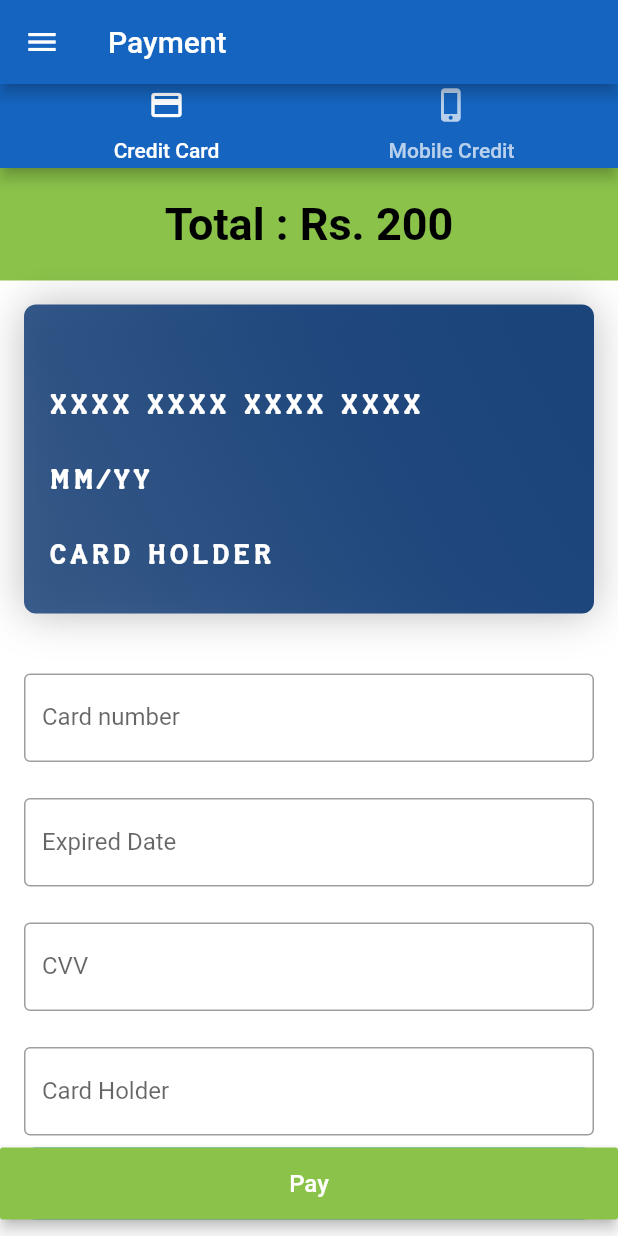
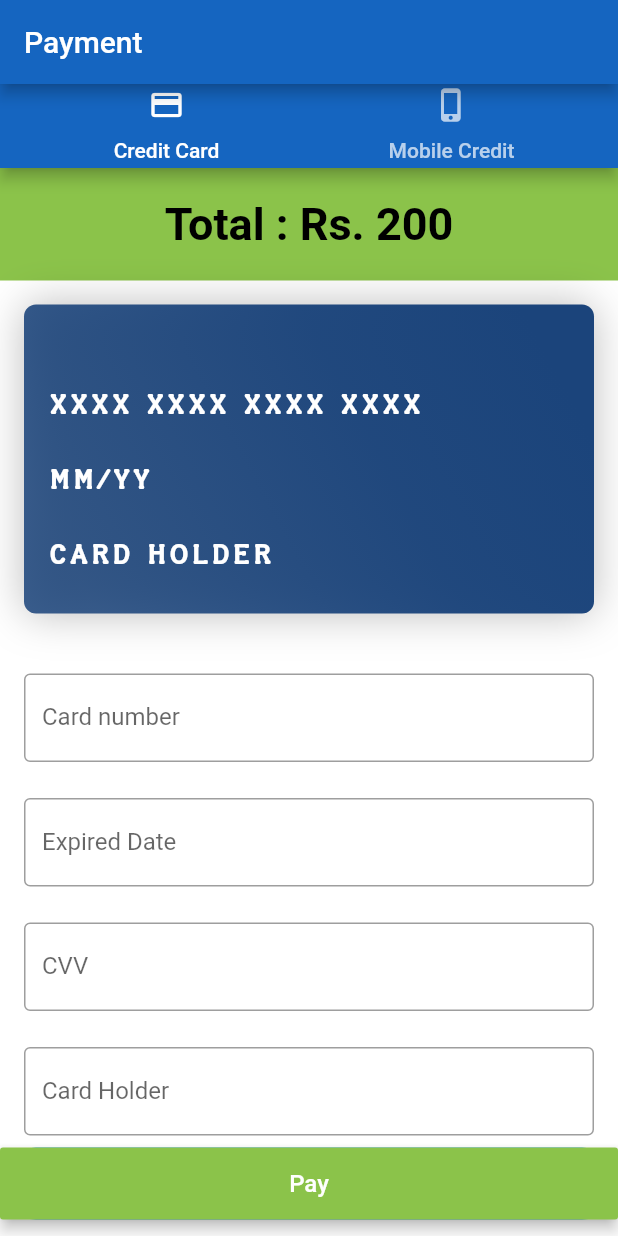
Before and after one commit to nujitha99/flutter_project, a Flutter app: the screen it shows after launch, on a phone screen of 412 x 824 dp. Run offline on Flutter 3.47's test engine with Material 2 defaults, Android fonts, the phone set to English and light mode, and no system bars; our stand-ins replace qr_flutter, splashscreen; missing offline and left inert: qr.

Commit message:
ui updated

```diff
--- a/lib/payment.dart
+++ b/lib/payment.dart
@@ -37,54 +37,6 @@ class MyHomePage extends State<MyApp> {
         home: Scaffold(
             appBar: new AppBar(
               title: Text('Payment'),
-            ),
-            drawer: Drawer(
-              child: ListView(
-                children: <Widget>[
-                  DrawerHeader(
-                      child: Column(
-                    children: <Widget>[
-                      Image.asset('assets/bg.jpeg'),
-                    ],
-                  )),
-                  ListTile(
-                    leading: Icon(
-                      Icons.account_circle,
-                    ),
-                    title: Text('Profile'),
-                    onTap: () {
-                      Navigator.pop(context);
-                    },
-                  ),
-                  ListTile(
-                    leading: Icon(
-                      Icons.flag,
-                    ),
-                    title: Text('Reservation'),
-                    onTap: () {
-                      Navigator.pop(context);
-                    },
-                  ),
-                  ListTile(
-                    leading: Icon(
-                      Icons.format_list_bulleted,
-                    ),
-                    title: Text('My Bookings'),
-                    onTap: () {
-                      Navigator.pop(context);
-                    },
-                  ),
-                  ListTile(
-                    leading: Icon(
-                      Icons.contact_phone,
-                    ),
-                    title: Text('Contact Us'),
-                    onTap: () {
-                      Navigator.pop(context);
-                    },
-                  ),
-                ],
-              ),
             ),
             body: new DefaultTabController(
               length: 2,
@@ -250,7 +202,9 @@ class MyHomePage extends State<MyApp> {
                   ],
                 ),
               ),
-            )));
+            )
+        )
+    );
   }
 
   Widget setUpButtonChild() {
```
Also changed, not shown: lib/digitalTicket.dart (+52 -20 lines), lib/profile.dart (added, +115 -0 lines), assets/man.png (added), lib/qr.dart (deleted).
